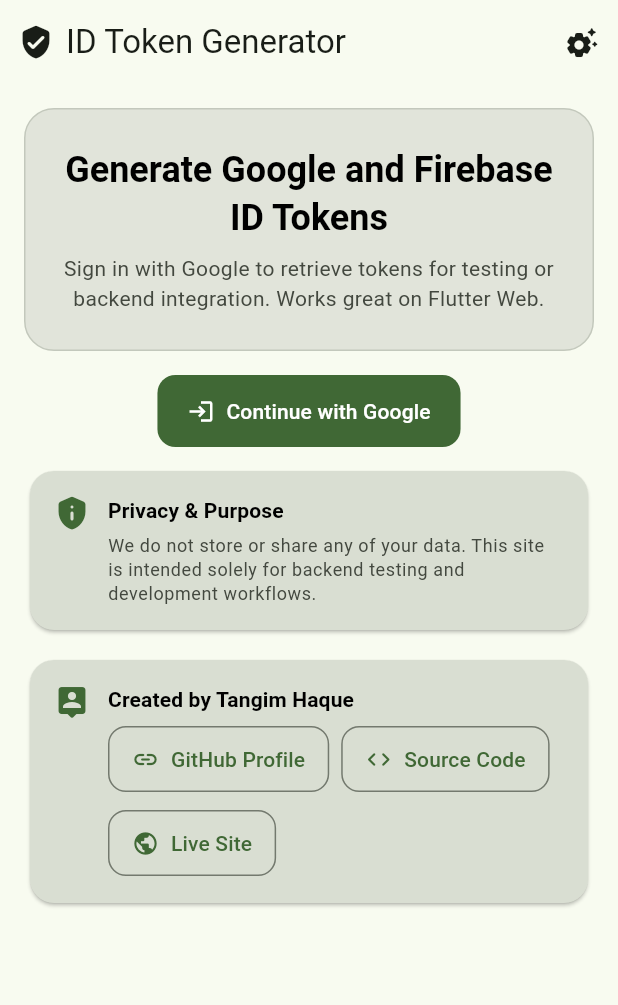
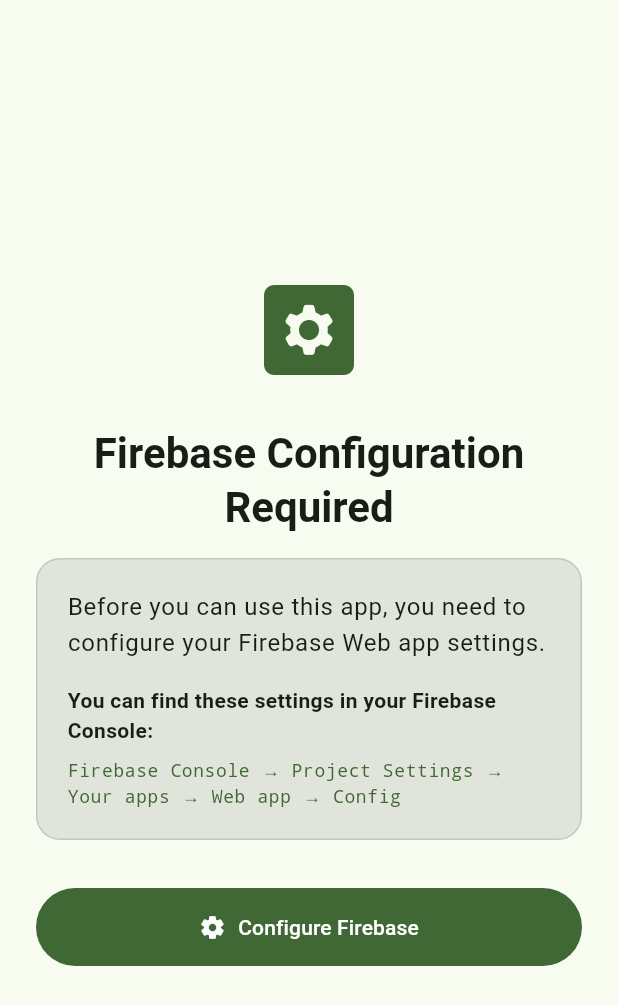
Before and after one commit to imtangim/google-id-token-generator, a Flutter app: the screen it shows after launch, on a phone screen of 412 x 824 dp. Shown: the top 1005 px of the screen. Run offline on Flutter 3.47's test engine with Material 3 defaults, Android fonts, the phone set to English and light mode, and no system bars; our stand-ins replace bloc, equatable, firebase_auth, firebase_core, flutter_bloc, shared_preferences and 1 more; missing offline and left inert: dart:html; accounts and stored records are empty.

Commit message:
Fix: Project must be set

```diff
--- a/lib/main.dart
+++ b/lib/main.dart
@@ -1,8 +1,9 @@
+import 'dart:convert';
+import 'dart:html' as html;
 import 'package:firebase_core/firebase_core.dart';
 import 'package:firebase_auth/firebase_auth.dart';
 import 'package:flutter/material.dart';
 import 'package:flutter/foundation.dart';
-import 'package:id_token_generator/firebase_options.dart';
 import 'package:url_strategy/url_strategy.dart';
 import 'package:flutter_bloc/flutter_bloc.dart';
 import 'package:id_token_generator/data/auth/firebase_auth_repository.dart';
@@ -11,17 +12,137 @@
 import 'package:id_token_generator/presentation/auth/pages/unauthenticated_page.dart';
 import 'package:id_token_generator/presentation/auth/pages/authenticated_page.dart';
 import 'package:id_token_generator/presentation/settings/firebase_config_dialog.dart';
+import 'package:id_token_generator/presentation/settings/config_required_page.dart';
 import 'package:id_token_generator/core/constants.dart';
 import 'package:shared_preferences/shared_preferences.dart';
+
+Future<bool> _hasFirebaseConfig() async {
+  if (!kIsWeb) return true; // Non-web platforms use default config
+
+  try {
+    final SharedPreferences prefs = await SharedPreferences.getInstance();
+    final String? raw = prefs.getString(AppPrefsKeys.firebaseWebConfig);
+    return raw != null && raw.trim().isNotEmpty;
+  } catch (_) {
+    return false;
+  }
+}
+
+Future<FirebaseOptions> _getFirebaseOptions() async {
+  if (!kIsWeb) {
+    throw UnsupportedError('This app requires Firebase configuration for web platform');
+  }
+
+  // Load user-provided config from SharedPreferences
+  final SharedPreferences prefs = await SharedPreferences.getInstance();
+  final String? raw = prefs.getString(AppPrefsKeys.firebaseWebConfig);
+
+  if (raw == null || raw.trim().isEmpty) {
+    throw StateError('Firebase configuration is required. Please configure Firebase settings first.');
+  }
+
+  // Parse the JSON config
+  String text = raw.trim();
+  final int firstBrace = text.indexOf('{');
+  final int lastBrace = text.lastIndexOf('}');
+  if (firstBrace != -1 && lastBrace != -1 && lastBrace > firstBrace) {
+    text = text.substring(firstBrace, lastBrace + 1);
+  }
+
+  final Map<String, dynamic> config = json.decode(text) as Map<String, dynamic>;
+
+  // Validate required fields
+  final String? apiKey = config['apiKey'] as String?;
+  final String? appId = config['appId'] as String?;
+  final String? projectId = config['projectId'] as String?;
+  final String? messagingSenderId = config['messagingSenderId']?.toString();
+
+  if (apiKey == null || appId == null || projectId == null || messagingSenderId == null ||
+      apiKey.isEmpty || appId.isEmpty || projectId.isEmpty || messagingSenderId.isEmpty) {
+    throw FormatException('Missing required Firebase config fields. Please configure all required fields.');
+  }
+
+  // authDomain is required for authentication - generate from projectId if not provided
+  String? authDomain = config['authDomain'] as String?;
+  if (authDomain == null || authDomain.trim().isEmpty) {
+    authDomain = '$projectId.firebaseapp.com';
+    debugPrint('authDomain not provided, using default: $authDomain');
+  }
+
+  // Create FirebaseOptions from user config
+  return FirebaseOptions(
+    apiKey: apiKey,
+    appId: appId,
+    messagingSenderId: messagingSenderId,
+    projectId: projectId,
+    authDomain: authDomain,
+    storageBucket: config['storageBucket'] as String?,
+    measurementId: config['measurementId'] as String?,
+  );
+}
 
 void main() async {
   WidgetsFlutterBinding.ensureInitialized();
   setPathUrlStrategy();
-  await Firebase.initializeApp(options: DefaultFirebaseOptions.currentPlatform);
+
+  // Check if Firebase configuration exists (for web platform)
   if (kIsWeb) {
-    await FirebaseAuth.instance.setPersistence(Persistence.LOCAL);
+    final bool hasConfig = await _hasFirebaseConfig();
+    if (!hasConfig) {
+      // Show configuration required screen without initializing Firebase
+      runApp(const ConfigRequiredApp());
+      return;
+    }
   }
-  runApp(const MyApp());
+
+  // Initialize Firebase with user configuration
+  try {
+    final FirebaseOptions options = await _getFirebaseOptions();
+    await Firebase.initializeApp(options: options);
+    if (kIsWeb) {
+      await FirebaseAuth.instance.setPersistence(Persistence.LOCAL);
+    }
+    runApp(const MyApp());
+  } catch (e) {
+    // If initialization fails, show configuration screen
+    debugPrint('Firebase initialization failed: $e');
+    if (kIsWeb) {
+      runApp(const ConfigRequiredApp());
+    } else {
+      rethrow;
+    }
+  }
+}
+
+class ConfigRequiredApp extends StatelessWidget {
+  const ConfigRequiredApp({super.key});
+
+  @override
+  Widget build(BuildContext context) {
+    final ColorScheme lightScheme = ColorScheme.fromSeed(
+      seedColor: const Color.fromARGB(255, 87, 207, 66),
+      brightness: Brightness.light,
+    );
+    final ColorScheme darkScheme = ColorScheme.fromSeed(
+      seedColor: const Color.fromARGB(255, 87, 207, 66),
+      brightness: Brightness.dark,
+    );
+    return MaterialApp(
+      title: 'ID Token Generator',
+      themeMode: ThemeMode.system,
+      theme: ThemeData(
+        useMaterial3: true,
+        colorScheme: lightScheme,
+        scaffoldBackgroundColor: lightScheme.surface,
+      ),
+      darkTheme: ThemeData(
+        useMaterial3: true,
+        colorScheme: darkScheme,
+        scaffoldBackgroundColor: darkScheme.surface,
+      ),
+      home: const ConfigRequiredPage(),
+    );
+  }
 }
 
 class MyApp extends StatelessWidget {
@@ -179,14 +300,9 @@
     setState(() {
       _hasConfig = false;
     });
-    if (mounted) {
-      ScaffoldMessenger.of(context).showSnackBar(
-        const SnackBar(
-          content: Text('Configuration cleared. Using default.'),
-          behavior: SnackBarBehavior.floating,
-          showCloseIcon: true,
-        ),
-      );
+    // Automatically reload the page
+    if (kIsWeb) {
+      html.window.location.reload();
     }
   }
 
--- a/lib/presentation/auth/bloc/auth_bloc.dart
+++ b/lib/presentation/auth/bloc/auth_bloc.dart
@@ -3,6 +3,7 @@
 import 'package:bloc/bloc.dart';
 import 'package:equatable/equatable.dart';
 import 'package:firebase_auth/firebase_auth.dart';
+import 'package:flutter/foundation.dart';
 
 import '../../../domain/auth/auth_repository.dart';
 
@@ -44,7 +45,9 @@
     emit(state.copyWith(isBusy: true, errorMessage: null));
     try {
       await _repository.signInWithGoogle();
-    } catch (e) {
+    } catch (e, stackTrace) {
+      debugPrint('Sign-in error: $e');
+      debugPrint('Stack trace: $stackTrace');
       emit(state.copyWith(isBusy: false, errorMessage: e.toString()));
       return;
     }
--- /dev/null
+++ b/lib/presentation/settings/config_required_page.dart
@@ -0,0 +1,124 @@
+import 'dart:html' as html;
+import 'package:flutter/material.dart';
+import 'package:flutter/foundation.dart';
+import 'package:shared_preferences/shared_preferences.dart';
+import 'firebase_config_dialog.dart';
+import '../../../core/constants.dart';
+
+class ConfigRequiredPage extends StatefulWidget {
+  const ConfigRequiredPage({super.key});
+
+  @override
+  State<ConfigRequiredPage> createState() => _ConfigRequiredPageState();
+}
+
+class _ConfigRequiredPageState extends State<ConfigRequiredPage> {
+  bool _isConfiguring = false;
+
+  Future<void> _openConfigDialog() async {
+    setState(() {
+      _isConfiguring = true;
+    });
+
+    final bool configured = await FirebaseConfigDialog.show(context);
+
+    setState(() {
+      _isConfiguring = false;
+    });
+
+    if (configured && mounted) {
+      // Check if config was actually saved
+      final SharedPreferences prefs = await SharedPreferences.getInstance();
+      final String? raw = prefs.getString(AppPrefsKeys.firebaseWebConfig);
+
+      if (raw != null && raw.trim().isNotEmpty) {
+        // Automatically reload the page
+        if (kIsWeb) {
+          html.window.location.reload();
+        }
+      }
+    }
+  }
+
+  @override
+  Widget build(BuildContext context) {
+    final theme = Theme.of(context);
+    return Scaffold(
+      body: Center(
+        child: SingleChildScrollView(
+          padding: const EdgeInsets.all(24),
+          child: ConstrainedBox(
+            constraints: const BoxConstraints(maxWidth: 600),
+            child: Column(
+              mainAxisAlignment: MainAxisAlignment.center,
+              crossAxisAlignment: CrossAxisAlignment.stretch,
+              children: [
+                Icon(
+                  Icons.settings_applications_rounded,
+                  size: 80,
+                  color: theme.colorScheme.primary,
+                ),
+                const SizedBox(height: 24),
+                Text(
+                  'Firebase Configuration Required',
+                  textAlign: TextAlign.center,
+                  style: theme.textTheme.headlineMedium?.copyWith(
+                    fontWeight: FontWeight.bold,
+                  ),
+                ),
+                const SizedBox(height: 16),
+                Container(
+                  padding: const EdgeInsets.all(20),
+                  decoration: BoxDecoration(
+                    color: theme.colorScheme.surfaceContainerHighest,
+                    borderRadius: BorderRadius.circular(16),
+                    border: Border.all(color: theme.colorScheme.outlineVariant),
+                  ),
+                  child: Column(
+                    crossAxisAlignment: CrossAxisAlignment.start,
+                    children: [
+                      Text(
+                        'Before you can use this app, you need to configure your Firebase Web app settings.',
+                        style: theme.textTheme.bodyLarge,
+                      ),
+                      const SizedBox(height: 16),
+                      Text(
+                        'You can find these settings in your Firebase Console:',
+                        style: theme.textTheme.bodyMedium?.copyWith(
+                          fontWeight: FontWeight.w600,
+                        ),
+                      ),
+                      const SizedBox(height: 8),
+                      Text(
+                        'Firebase Console → Project Settings → Your apps → Web app → Config',
+                        style: theme.textTheme.bodySmall?.copyWith(
+                          fontFamily: 'monospace',
+                          color: theme.colorScheme.primary,
+                        ),
+                      ),
+                    ],
+                  ),
+                ),
+                const SizedBox(height: 32),
+                FilledButton.icon(
+                  onPressed: _isConfiguring ? null : _openConfigDialog,
+                  icon: _isConfiguring
+                      ? const SizedBox(
+                          width: 20,
+                          height: 20,
+                          child: CircularProgressIndicator(strokeWidth: 2),
+                        )
+                      : const Icon(Icons.settings_rounded),
+                  label: Text(_isConfiguring ? 'Opening configuration...' : 'Configure Firebase'),
+                  style: FilledButton.styleFrom(
+                    padding: const EdgeInsets.symmetric(vertical: 16),
+                  ),
+                ),
+              ],
+            ),
+          ),
+        ),
+      ),
+    );
+  }
+}
```
Also changed, not shown: lib/data/auth/firebase_auth_repository.dart (+10 -0 lines), lib/presentation/auth/pages/unauthenticated_page.dart (+21 -2 lines).
